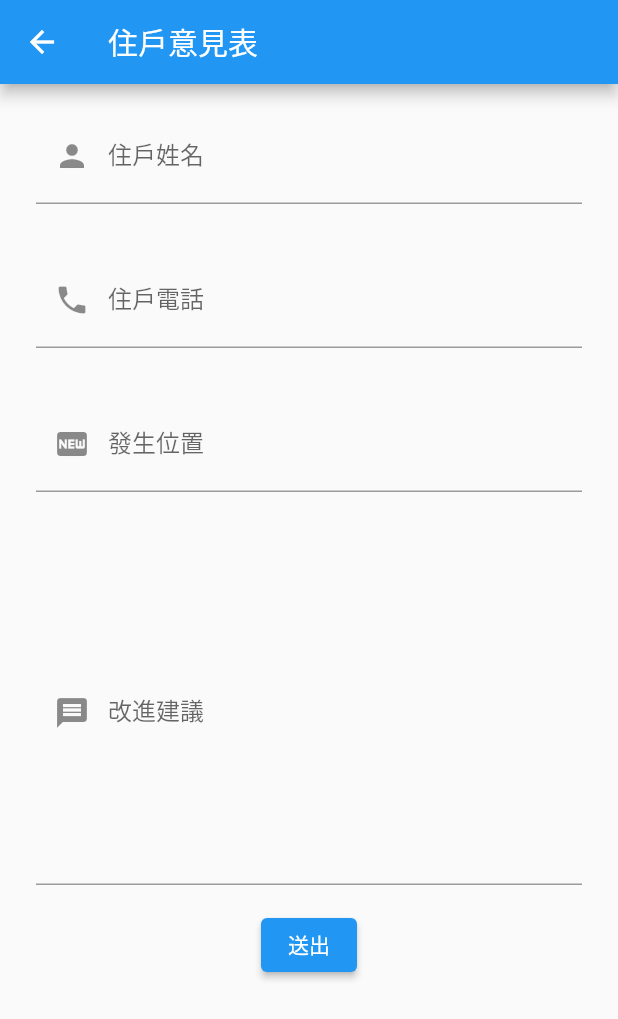
After one commit to colaTW/siptest, a Flutter app: the message screen opened directly, on a phone screen of 412 x 824 dp. The commit adds this screen. Shown: the top 1019 px of the screen. Run offline on Flutter 3.47's test engine with Material 2 defaults, Android fonts, the light colour scheme and no system bars; our stand-ins replace fluttertoast, permission_handler, shared_preferences; missing offline and left inert: flutter_webrtc, sip_ua; accounts and stored records are empty; network calls fail.

Commit message:
2022/12/09

```diff
--- /dev/null
+++ b/lib/src/bulletin.dart
@@ -0,0 +1,100 @@
+import 'package:dart_sip_ua_example/src/register.dart';
+import 'package:dart_sip_ua_example/src/sipphone.dart';
+import 'package:flutter/material.dart';
+import 'package:fluttertoast/fluttertoast.dart';
+import 'package:sip_ua/sip_ua.dart';
+
+class bulletin extends StatefulWidget {
+  @override
+  State<StatefulWidget> createState() {
+    return _bulletin();
+  }
+}
+class _bulletin extends State<bulletin> {
+  @override
+  void initState() {
+    bulletintext.add("一、本公寓大廈（社區）於 104 年 07 月 01 日召集區分所有權人會議因\n"
+        + "□未達定額或▓未獲致決議，復於 104 年 07 月 30 日依公寓大廈管\n"
+        + "理條例第三十二條第一項之規定，就同一議案重新召集區分所有權人\n"
+        + "會議，經達法定數額作成決議事項，先予敘明。\n"
+        + "二、上開會議之會議紀錄，業依同條例第三十四條第一項規定，於會後十\n"
+        + "五日(送達日 104 年 08 月 03 日)內送達各區分所有權人並公告之，\n"
+        + "經逾七日尚無超過全體區分所有權人及其區分所有權比例合計半數以\n"
+        + "上，以書面表示反對意見，該次會議之決議視為成立，特此公告。\n"
+        + "三、本公告之內容如有不實，概由本人依法負責。");
+    bulletintext.add("一、本公寓大廈（社區）於 104 年 07 月 01 日召集區分所有權人會議因\n"
+        + "□未達定額或▓未獲致決議，復於 104 年 07 月 30 日依公寓大廈管\n"
+        + "理條例第三十二條第一項之規定，就同一議案重新召集區分所有權人\n"
+        + "會議，經達法定數額作成決議事項，先予敘明。\n"
+        + "二、上開會議之會議紀錄，業依同條例第三十四條第一項規定，於會後十\n"
+        + "五日(送達日 104 年 08 月 03 日)內送達各區分所有權人並公告之，\n"
+        + "經逾七日尚無超過全體區分所有權人及其區分所有權比例合計半數以\n"
+        + "上，以書面表示反對意見，該次會議之決議視為成立，特此公告。\n"
+        + "三、本公告之內容如有不實，概由本人依法負責。");
+    bulletintext.add("敬愛的  住戶您好：\n"
+        + "本社區管理委員會作成決議，本社區公共使用部分，包括大廳、樓梯間、走道、公用廁所等公共設施，自即日起全面禁菸，煩請各位住戶配合。\n"
+        + "私人住家雖未列為菸害防制法之禁菸場所，但室內吸菸時，除二手菸危害家人健康外，也會沿著衛浴間、管道間、天井及其他通風縫隙鑽進其他住戶，或因陽台相緊鄰而飄散，常常造成芳鄰困擾，甚至衍生居家糾紛，傷害社區和諧。\n"
+        + "有鑑於為此，敬懇請各位癮君子避免在家中吸菸，吸菸請務必在大樓指定之戶外吸菸區，或戶外其他空曠處，以避免影響他人為宜。\n"
+        + "祝福 所有住戶\n"
+        + "家家 健康快樂！\n"
+        + "○○管理委員會 敬上\n");
+    bulletintext.add("社區公告\n"
+        + " 主旨：住戶反應意見流程說明\n"
+        + " 說明：\n"
+        + " 親愛的住戶您好：\n"
+        + "     為使住戶反應意見處理流程之一"
+        + " 致，如各位住戶有寶貴的建議、意見"
+        + " 請統一至管理中心櫃台填寫住戶反應"
+        + " 意見單，且請於管委會會議前二日交"
+        + " 至管理中心，社區主任彙整後，將提"
+        + " 交予管委會。\n"
+        + "     管委會非常重視住戶之意見，為\n"
+        + " 盡速處理您的建議，敬請住戶配合，\n"
+        + " 謝謝您。");
+  imageurl.add("https://d.share.photo.xuite.net/parisgarden/1d669af/13091230/663473425_m.jpg");
+  imageurl.add("https://d.share.photo.xuite.net/parisgarden/1d669af/13091230/663473425_m.jpg");
+  imageurl.add("https://img.ltn.com.tw/Upload/news/600/2021/09/15/3672722_1_1.jpg");
+  imageurl.add("https://cdn2.ettoday.net/images/5728/d5728175.jpg");
+  }
+var bulletintext=[];
+var imageurl=[];
+var nowpage=0;
+var totalpage=3;
+  @override
+  Widget build(BuildContext context) {
+
+    return new Scaffold(
+        appBar: new AppBar(
+            title: new Text("社區公告"), backgroundColor: Colors.blue),
+        body: SingleChildScrollView(
+            child:
+            Column(
+              crossAxisAlignment:CrossAxisAlignment.center,
+              children: [
+                Container(
+                  padding: EdgeInsets.symmetric(horizontal: 24.0, vertical: 16.0),
+                  child: Text(bulletintext[nowpage]),
+                  ),
+                Row(
+                  mainAxisAlignment: MainAxisAlignment.spaceEvenly,
+                  children: [
+                    ElevatedButton(onPressed:nowpage==0?null:(){
+                      setState(() {
+                        nowpage--;
+                      });
+                    }, child: Text("上一則")),
+                    Expanded(child:Image.network(imageurl[nowpage]),),
+                    ElevatedButton(onPressed:nowpage==totalpage?null:(){
+                      setState(() {
+                        nowpage++;
+
+                      });
+                    }, child: Text("下一則")),
+
+
+                  ],)
+            ],))
+
+    );
+  }
+}
--- /dev/null
+++ b/lib/src/message.dart
@@ -0,0 +1,91 @@
+import 'package:dart_sip_ua_example/src/register.dart';
+import 'package:dart_sip_ua_example/src/sipphone.dart';
+import 'package:flutter/material.dart';
+import 'package:fluttertoast/fluttertoast.dart';
+import 'package:sip_ua/sip_ua.dart';
+
+class message extends StatelessWidget {
+
+  final Map<String, String> _wsExtraHeaders = {
+    // 'Origin': ' https://tryit.jssip.net',
+    // 'Host': 'tryit.jssip.net:10443'
+  };
+
+  @override
+  Widget build(BuildContext context) {
+    return Scaffold(
+        appBar: AppBar(
+          title: Text('住戶意見表'),
+        ),
+        body: SingleChildScrollView(
+          child:Column(
+          mainAxisAlignment: MainAxisAlignment.spaceEvenly,
+          children: [
+            Container(
+              padding: EdgeInsets.symmetric(horizontal: 24.0, vertical: 16.0),
+              child: TextFormField(
+                decoration: const InputDecoration(
+                  prefixIcon: Icon(Icons.person),
+                  labelText: "住戶姓名",
+                  hintText: "您的大名",
+                ),
+              ),
+            ),
+            Container(
+              padding: EdgeInsets.symmetric(horizontal: 24.0, vertical: 16.0),
+              child: TextFormField(
+                decoration: const InputDecoration(
+                  prefixIcon: Icon(Icons.phone),
+                  labelText: "住戶電話",
+                  hintText: "您的電話",
+                ),
+              ),
+            ),
+            Container(
+              padding: EdgeInsets.symmetric(horizontal: 24.0, vertical: 16.0),
+              child: TextFormField(
+                decoration: const InputDecoration(
+                  prefixIcon: Icon(Icons.fiber_new),
+                  labelText: "發生位置",
+                  hintText: "ex:D棟樓下花園",
+                ),
+              ),
+            ),
+            Container(
+              padding: EdgeInsets.symmetric(horizontal: 24.0, vertical: 16.0),
+              child: TextFormField(
+                minLines: 10,
+                maxLines: 15,
+                decoration: const InputDecoration(
+                  prefixIcon: Icon(Icons.message),
+                  labelText: "改進建議",
+                  hintText: "ex:雜草叢生需要修剪",
+                ),
+              ),
+            ),
+            Row(
+              mainAxisAlignment: MainAxisAlignment.center,
+              children: [
+              ElevatedButton(onPressed: (){
+                Fluttertoast.showToast(
+                    msg: "感謝您的建議，將改進並電話通知。",
+                    toastLength: Toast.LENGTH_SHORT,
+                    gravity: ToastGravity.CENTER,
+                    timeInSecForIosWeb: 5,
+                    textColor: Colors.white,
+                    backgroundColor: Colors.black,
+                    fontSize: 16.0
+                );
+                Navigator.of(context).pop('');
+
+              }, child: Text("送出"))
+            ],)
+
+
+
+          ],
+        ),
+        ));
+  }
+
+}
--- a/pubspec.yaml
+++ b/pubspec.yaml
@@ -30,6 +30,9 @@ dependencies:
   shared_preferences: ^2.0.5
   permission_handler: ^9.2.0
   flutter_native_splash: ^1.1.5+1
+  http: ^0.13.5
+  fluttertoast: ^8.1.1
+
 
 
 dev_dependencies:
```
Also changed, not shown: lib/main.dart (+39 -55 lines), lib/src/dialpad.dart (+12 -3 lines), lib/src/gobalinfo.dart (added, +8 -0 lines), lib/src/home.dart (added, +133 -0 lines), lib/src/register.dart (+23 -9 lines), lib/src/sipphone.dart (+39 -7 lines).
